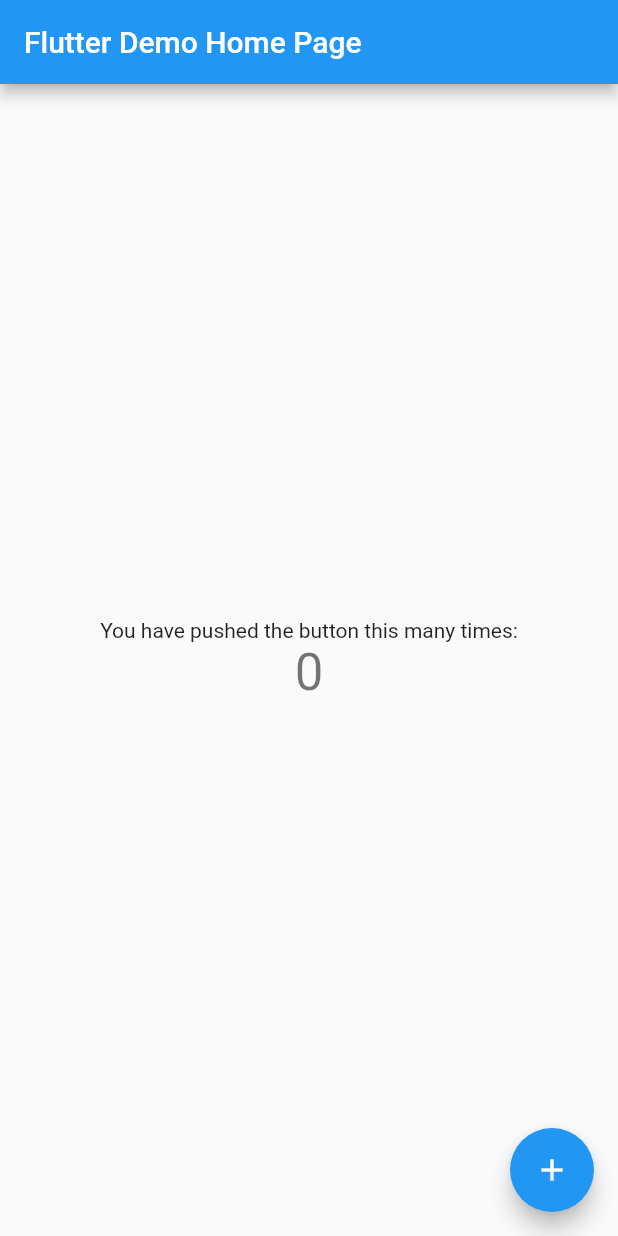
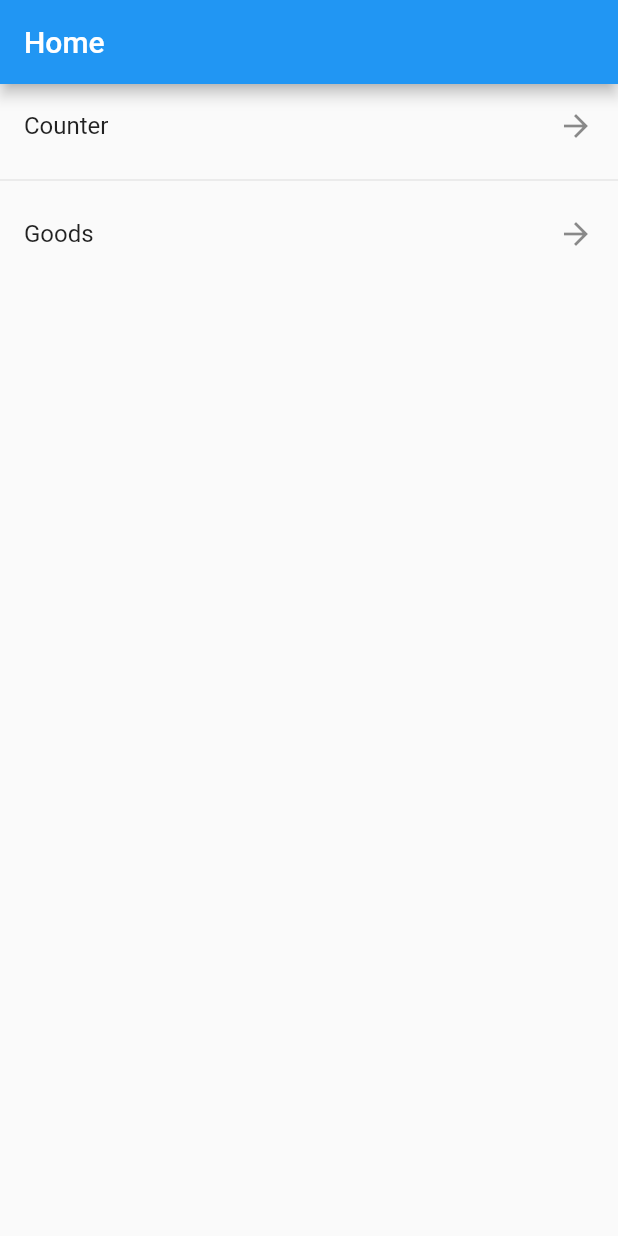
Before and after one commit to persilee/flutter_practice, a Flutter app: the screen it shows after launch, on a phone screen of 412 x 824 dp. Run offline on Flutter 3.47's test engine with Material 2 defaults, Android fonts, the phone set to English and light mode, and no system bars.

Commit message:
🍓 add goods page for provider selector

```diff
--- a/provider_test/lib/main.dart
+++ b/provider_test/lib/main.dart
@@ -1,111 +1,59 @@
 import 'package:flutter/material.dart';
+import 'package:provider/provider.dart';
+import 'package:provider_test/model/counter_model.dart';
+import 'package:provider_test/pages/goods_list_page.dart';
+import 'package:provider_test/pages/home_page.dart';
 
-void main() => runApp(MyApp());
+void main() {
+  final counter = CounterModel();
+  final textSize = 48;
+
+  runApp(
+    Provider<int>.value(
+      value: textSize,
+      child: ChangeNotifierProvider.value(
+        value: counter,
+        child: MyApp(),
+      ),
+    ),
+  );
+}
 
 class MyApp extends StatelessWidget {
-  // This widget is the root of your application.
   @override
   Widget build(BuildContext context) {
     return MaterialApp(
-      title: 'Flutter Demo',
+      title: 'Provider Dome',
       theme: ThemeData(
-        // This is the theme of your application.
-        //
-        // Try running your application with "flutter run". You'll see the
-        // application has a blue toolbar. Then, without quitting the app, try
-        // changing the primarySwatch below to Colors.green and then invoke
-        // "hot reload" (press "r" in the console where you ran "flutter run",
-        // or simply save your changes to "hot reload" in a Flutter IDE).
-        // Notice that the counter didn't reset back to zero; the application
-        // is not restarted.
         primarySwatch: Colors.blue,
       ),
-      home: MyHomePage(title: 'Flutter Demo Home Page'),
+      home: RouterWidget(),
     );
   }
 }
 
-class MyHomePage extends StatefulWidget {
-  MyHomePage({Key key, this.title}) : super(key: key);
-
-  // This widget is the home page of your application. It is stateful, meaning
-  // that it has a State object (defined below) that contains fields that affect
-  // how it looks.
-
-  // This class is the configuration for the state. It holds the values (in this
-  // case the title) provided by the parent (in this case the App widget) and
-  // used by the build method of the State. Fields in a Widget subclass are
-  // always marked "final".
-
-  final String title;
-
-  @override
-  _MyHomePageState createState() => _MyHomePageState();
-}
-
-class _MyHomePageState extends State<MyHomePage> {
-  int _counter = 0;
-
-  void _incrementCounter() {
-    setState(() {
-      // This call to setState tells the Flutter framework that something has
-      // changed in this State, which causes it to rerun the build method below
-      // so that the display can reflect the updated values. If we changed
-      // _counter without calling setState(), then the build method would not be
-      // called again, and so nothing would appear to happen.
-      _counter++;
-    });
-  }
-
+class RouterWidget extends StatelessWidget {
   @override
   Widget build(BuildContext context) {
-    // This method is rerun every time setState is called, for instance as done
-    // by the _incrementCounter method above.
-    //
-    // The Flutter framework has been optimized to make rerunning build methods
-    // fast, so that you can just rebuild anything that needs updating rather
-    // than having to individually change instances of widgets.
     return Scaffold(
       appBar: AppBar(
-        // Here we take the value from the MyHomePage object that was created by
-        // the App.build method, and use it to set our appbar title.
-        title: Text(widget.title),
+        title: Text('Home'),
       ),
-      body: Center(
-        // Center is a layout widget. It takes a single child and positions it
-        // in the middle of the parent.
-        child: Column(
-          // Column is also a layout widget. It takes a list of children and
-          // arranges them vertically. By default, it sizes itself to fit its
-          // children horizontally, and tries to be as tall as its parent.
-          //
-          // Invoke "debug painting" (press "p" in the console, choose the
-          // "Toggle Debug Paint" action from the Flutter Inspector in Android
-          // Studio, or the "Toggle Debug Paint" command in Visual Studio Code)
-          // to see the wireframe for each widget.
-          //
-          // Column has various properties to control how it sizes itself and
-          // how it positions its children. Here we use mainAxisAlignment to
-          // center the children vertically; the main axis here is the vertical
-          // axis because Columns are vertical (the cross axis would be
-          // horizontal).
-          mainAxisAlignment: MainAxisAlignment.center,
-          children: <Widget>[
-            Text(
-              'You have pushed the button this many times:',
-            ),
-            Text(
-              '$_counter',
-              style: Theme.of(context).textTheme.display1,
-            ),
-          ],
-        ),
+      body: ListView(
+        children: <Widget>[
+          ListTile(
+            title: Text('Counter'),
+            onTap: () => Navigator.push(context, MaterialPageRoute(builder: (context) => HomePage(title: 'Home Page'))),
+            trailing: Icon(Icons.arrow_forward),
+          ),
+          Divider(),
+          ListTile(
+            title: Text('Goods'),
+            onTap: () => Navigator.push(context, MaterialPageRoute(builder: (context) => GoodsListPage())),
+            trailing: Icon(Icons.arrow_forward),
+          ),
+        ],
       ),
-      floatingActionButton: FloatingActionButton(
-        onPressed: _incrementCounter,
-        tooltip: 'Increment',
-        child: Icon(Icons.add),
-      ), // This trailing comma makes auto-formatting nicer for build methods.
     );
   }
 }
--- /dev/null
+++ b/provider_test/lib/model/goods_list_model.dart
@@ -0,0 +1,23 @@
+import 'package:flutter/material.dart';
+
+class GoodsListModel with ChangeNotifier {
+  List<Goods> _goodList = List.generate(10, (index) => Goods(false, 'Goods No. $index'));
+
+  get goodsList => _goodList;
+
+  get total => _goodList.length;
+
+  collect(int index) {
+    var good = _goodList[index];
+    _goodList[index] = Goods(!good.isCollection, good.goodsNo);
+    notifyListeners();
+  }
+}
+
+
+class Goods {
+  bool isCollection;
+  String goodsNo;
+
+  Goods(this.isCollection, this.goodsNo);
+}
--- /dev/null
+++ b/provider_test/lib/pages/counter_page.dart
@@ -0,0 +1,31 @@
+import 'package:flutter/material.dart';
+import 'package:provider/provider.dart';
+import 'package:provider_test/model/counter_model.dart';
+
+class CounterPage extends StatelessWidget {
+  @override
+  Widget build(BuildContext context) {
+    print('second screen rebuild');
+
+    return Scaffold(
+      appBar: AppBar(
+        title: Text('Counter Page'),
+      ),
+      body: Consumer2<CounterModel,int>(
+        builder: (context, CounterModel counter, int textSize, _) => Center(
+          child: Text(
+            '${counter.value}',
+            style: TextStyle(fontSize: textSize.toDouble()),
+          ),
+        ),
+      ),
+      floatingActionButton: Consumer<CounterModel>(
+        builder: (context, CounterModel counter, child) => FloatingActionButton(
+          onPressed: counter.increment,
+          child: child,
+        ),
+        child: Icon(Icons.add),
+      ),
+    );
+  }
+}
--- a/provider_test/pubspec.yaml
+++ b/provider_test/pubspec.yaml
@@ -23,6 +23,7 @@ dependencies:
   # The following adds the Cupertino Icons font to your application.
   # Use with the CupertinoIcons class for iOS style icons.
   cupertino_icons: ^0.1.2
+  provider: ^4.0.0
 
 dev_dependencies:
   flutter_test:
```
Also changed, not shown: provider_test/lib/model/counter_model.dart (added, +11 -0 lines), provider_test/lib/pages/goods_list_page.dart (added, +48 -0 lines), provider_test/lib/pages/home_page.dart (added, +45 -0 lines), provider_test/pubspec.lock.
